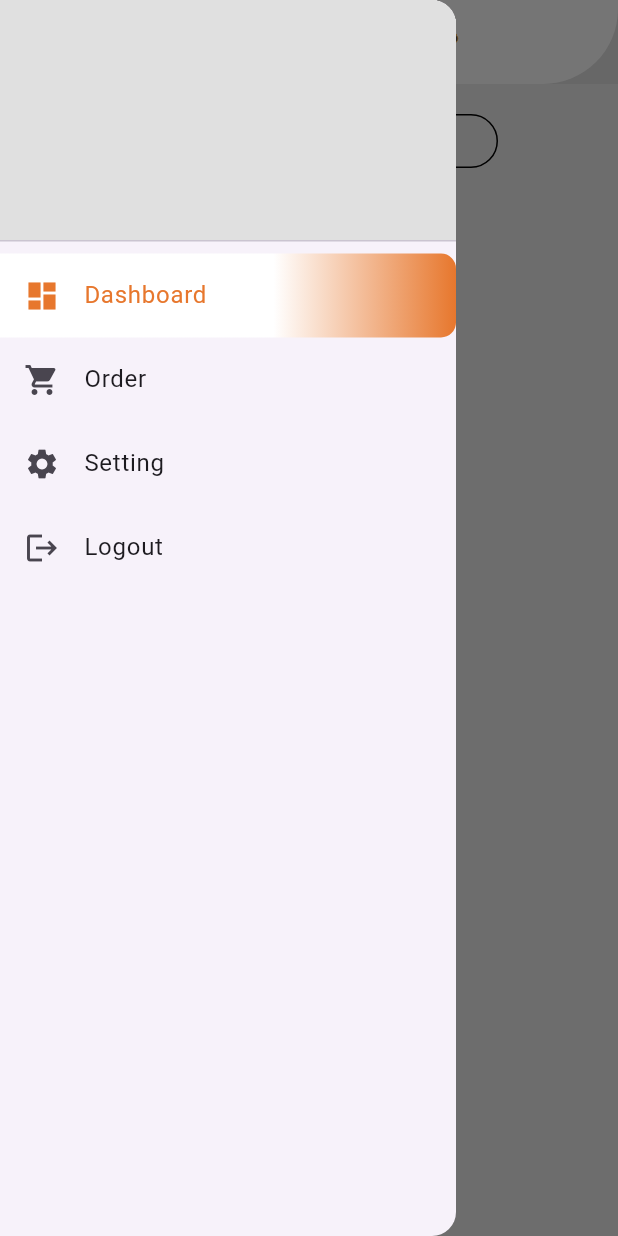
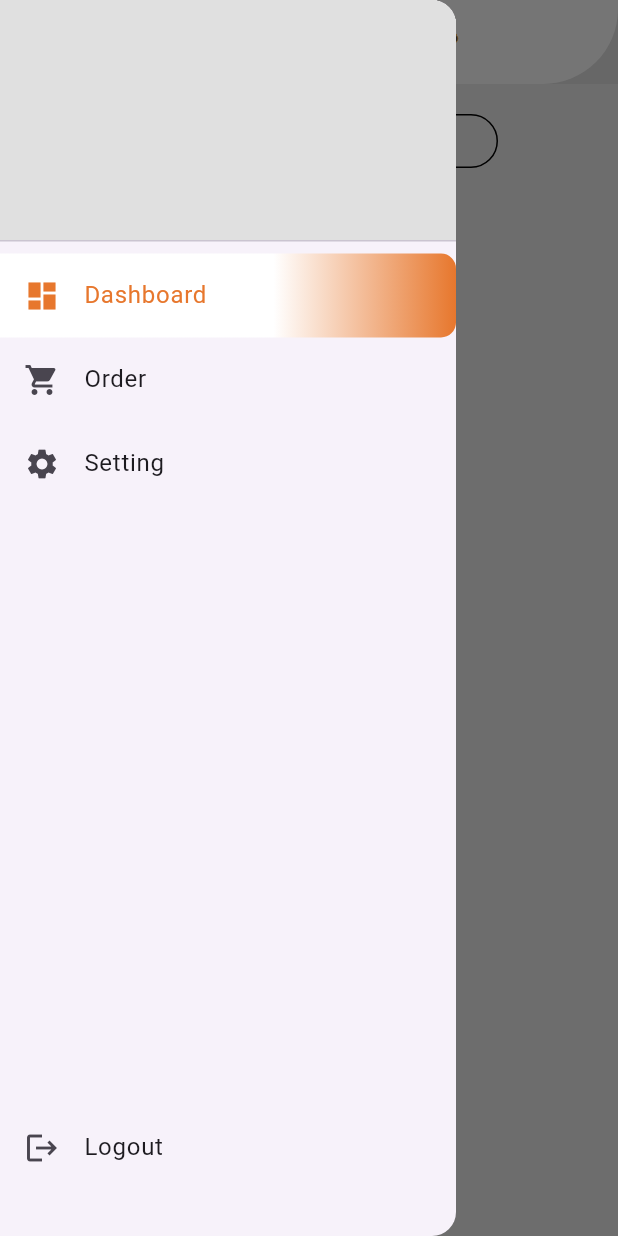
Before and after one commit to benaleo/kasirpinter_fe, a Flutter app: the PosOrderTab screen opened directly, with the side drawer open, on a phone screen of 412 x 824 dp. Run offline on Flutter 3.47's test engine with Material 3 defaults, Android fonts, the light colour scheme and no system bars; our stand-ins replace flutter_svg, google_fonts, url_strategy.

Commit message:
update : layout drawer

```diff
--- a/lib/components.dart
+++ b/lib/components.dart
@@ -128,12 +128,84 @@ class _TextInputCustomState extends State<TextInputCustom> {
   }
 }
 
+class DrawerElement extends StatefulWidget {
+  const DrawerElement({super.key});
+
+  @override
+  State<DrawerElement> createState() => _DrawerElementState();
+}
+
+class _DrawerElementState extends State<DrawerElement> {
+  int _selectedIndex = 0;
+
+  void _onItemTapped(int index) {
+    setState(() {
+      _selectedIndex = index;
+    });
+  }
+
+  @override
+  Widget build(BuildContext context) {
+    return Drawer(
+      child: ListView(
+        padding: EdgeInsets.zero,
+        children: [
+          DrawerHeader(
+            decoration: BoxDecoration(
+              color: Colors.grey.shade300,
+            ),
+            child: Text(''),
+          ),
+          Container(
+            height: MediaQuery.of(context).size.height - 200.0,
+            child: Column(
+              mainAxisAlignment: MainAxisAlignment.spaceBetween,
+              crossAxisAlignment: CrossAxisAlignment.end,
+              children: [
+                Column(
+                  children: [
+                    DrawerListTile(
+                        index: 0,
+                        icon: Icons.dashboard,
+                        title: "Dashboard",
+                        selectedIndex: _selectedIndex,
+                        onItemTapped: _onItemTapped,
+                        routeName: "/dashboard"),
+                    DrawerListTile(
+                        index: 1,
+                        icon: Icons.shopping_cart,
+                        title: "Order",
+                        selectedIndex: _selectedIndex,
+                        onItemTapped: _onItemTapped,
+                        routeName: "/pos-order"),
+                    DrawerListTile(
+                        index: 2,
+                        icon: Icons.settings,
+                        title: "Setting",
+                        selectedIndex: _selectedIndex,
+                        onItemTapped: _onItemTapped,
+                        routeName: "/setting"),
+                  ],
+                ),
+                DrawerListTile(
+                    index: 3, icon: Icons.logout, title: "Logout", selectedIndex: _selectedIndex, onItemTapped: _onItemTapped, routeName: "/"),
+              ],
+            ),
+          )
+        ],
+      ),
+    );
+  }
+}
+
 class DrawerListTile extends StatelessWidget {
   final int index;
   final IconData icon;
   final String title;
   final int selectedIndex;
   final Function(int) onItemTapped;
+  final String routeName;
+
   const DrawerListTile({
     super.key,
     required this.index,
@@ -141,6 +213,7 @@ class DrawerListTile extends StatelessWidget {
     required this.title,
     required this.selectedIndex,
     required this.onItemTapped,
+    required this.routeName,
   });
 
   @override
@@ -176,7 +249,7 @@ class DrawerListTile extends StatelessWidget {
         ),
         onTap: () {
           onItemTapped(index);
-          Navigator.pop(context);
+          Navigator.of(context).pushNamed(routeName);
         },
       ),
     );
--- a/lib/tab/pos_order_tab.dart
+++ b/lib/tab/pos_order_tab.dart
@@ -9,14 +9,6 @@ class PosOrderTab extends StatefulWidget {
 }
 
 class _PosOrderTabState extends State<PosOrderTab> {
-  int _selectedIndex = 0; // Index item yang aktif
-
-  void _onItemTapped(int index) {
-    setState(() {
-      _selectedIndex = index;
-    });
-  }
-
   @override
   Widget build(BuildContext context) {
     return SafeArea(
@@ -34,23 +26,7 @@ class _PosOrderTabState extends State<PosOrderTab> {
             width: 200.0,
           ),
         ),
-        drawer: Drawer(
-          child: ListView(
-            padding: EdgeInsets.zero,
-            children: [
-              DrawerHeader(
-                decoration: BoxDecoration(
-                  color: Colors.grey.shade300,
-                ),
-                child: Text(''),
-              ),
-              DrawerListTile(index: 0, icon: Icons.dashboard, title: "Dashboard", selectedIndex: _selectedIndex, onItemTapped: _onItemTapped),
-              DrawerListTile(index: 1, icon: Icons.shopping_cart, title: "Order", selectedIndex: _selectedIndex, onItemTapped: _onItemTapped),
-              DrawerListTile(index: 2, icon: Icons.settings, title: "Setting", selectedIndex: _selectedIndex, onItemTapped: _onItemTapped),
-              DrawerListTile(index: 3, icon: Icons.logout, title: "Logout", selectedIndex: _selectedIndex, onItemTapped: _onItemTapped),
-            ],
-          ),
-        ),
+        drawer: DrawerElement(),
         backgroundColor: Colors.black12,
         body: Container(
           padding: EdgeInsets.symmetric(horizontal: 80.0, vertical: 20.0),
```
Lines whose indentation alone changed are shown as unchanged.
